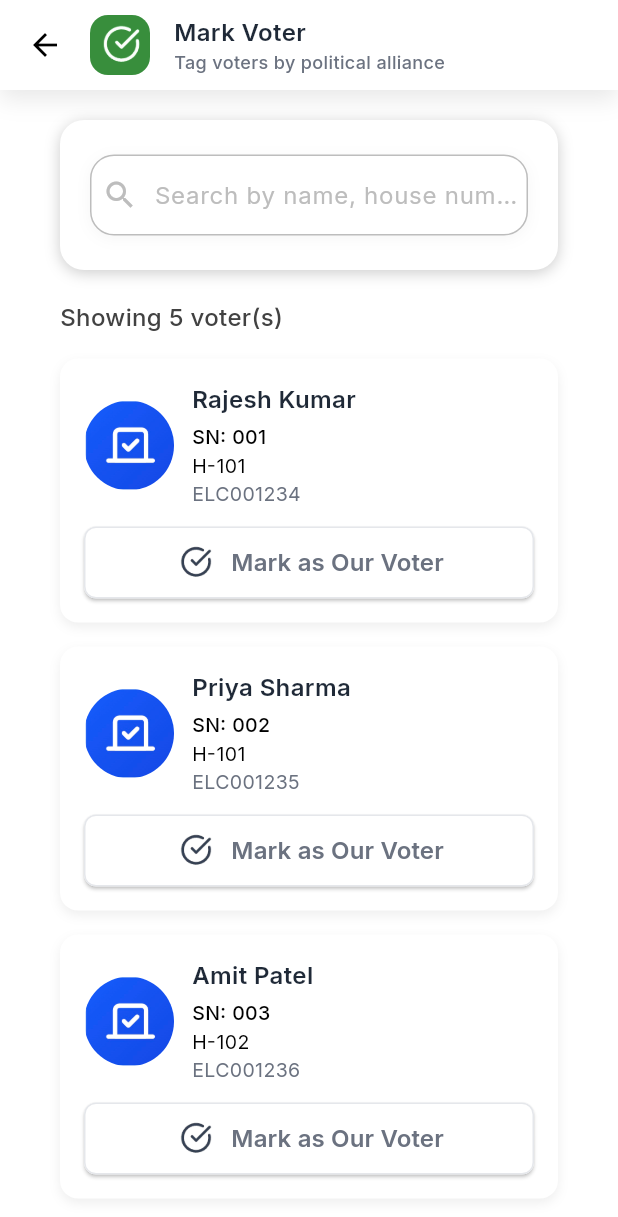
After one commit to Albin2420/Election-Managment, a Flutter app: the MarkVoterScreen screen opened directly, on a phone screen of 412 x 824 dp. The commit adds this screen. Shown: the top 1217 px of the screen. Run offline on Flutter 3.47's test engine with Material 3 defaults, Android fonts, the phone set to English and light mode, and no system bars; our stand-ins replace dartz, dio, flutter_easyloading, flutter_secure_storage, fluttertoast, get and 2 more; accounts and stored records are empty; network calls fail.

Commit message:
addedd amana's issue on markvoter code

```diff
--- /dev/null
+++ b/lib/src/presentation/controller/MarkVoter/mark_voter_controller.dart
@@ -0,0 +1,100 @@
+import 'package:get/get.dart';
+
+class MarkVoterController extends GetxController {
+  final voters = <VoterData>[
+    VoterData(
+      id: '001',
+      name: 'Rajesh Kumar',
+      serialNumber: '001',
+      houseNumber: 'H-101',
+      electoralId: 'ELC001234',
+      image: 'assets/images/rajesh.png',
+      isMarked: false,
+    ),
+    VoterData(
+      id: '002',
+      name: 'Priya Sharma',
+      serialNumber: '002',
+      houseNumber: 'H-101',
+      electoralId: 'ELC001235',
+      image: 'assets/images/priya.png',
+      isMarked: false,
+    ),
+    VoterData(
+      id: '003',
+      name: 'Amit Patel',
+      serialNumber: '003',
+      houseNumber: 'H-102',
+      electoralId: 'ELC001236',
+      image: 'assets/images/amit.png',
+      isMarked: false,
+    ),
+    VoterData(
+      id: '004',
+      name: 'Sunita Devi',
+      serialNumber: '004',
+      houseNumber: 'H-103',
+      electoralId: 'ELC001237',
+      image: 'assets/images/sunita.png',
+      isMarked: false,
+    ),
+    VoterData(
+      id: '005',
+      name: 'Vikram Singh',
+      serialNumber: '005',
+      houseNumber: 'H-104',
+      electoralId: 'ELC001238',
+      image: 'assets/images/vikram.png',
+      isMarked: false,
+    ),
+  ].obs;
+
+  final searchQuery = ''.obs;
+
+  List<VoterData> get filteredVoters {
+    if (searchQuery.value.isEmpty) {
+      return voters;
+    }
+    return voters
+        .where((voter) =>
+    voter.name.toLowerCase().contains(searchQuery.value.toLowerCase()) ||
+        voter.houseNumber.toLowerCase().contains(searchQuery.value.toLowerCase()))
+        .toList();
+  }
+
+  void updateSearchQuery(String query) {
+    searchQuery.value = query;
+  }
+
+  void toggleVoterMark(String voterId) {
+    final index = voters.indexWhere((voter) => voter.id == voterId);
+    if (index != -1) {
+      voters[index].isMarked.value = !voters[index].isMarked.value;
+      voters.refresh();
+    }
+  }
+
+  int get markedVotersCount {
+    return voters.where((voter) => voter.isMarked.value).length;
+  }
+}
+
+class VoterData {
+  final String id;
+  final String name;
+  final String serialNumber;
+  final String houseNumber;
+  final String electoralId;
+  final String image;
+  final RxBool isMarked;
+
+  VoterData({
+    required this.id,
+    required this.name,
+    required this.serialNumber,
+    required this.houseNumber,
+    required this.electoralId,
+    required this.image,
+    required bool isMarked,
+  }) : isMarked = RxBool(isMarked);
+}
--- a/lib/src/presentation/screens/Homescreen/home_screen.dart
+++ b/lib/src/presentation/screens/Homescreen/home_screen.dart
@@ -1,6 +1,7 @@
-import 'dart:developer';
 import 'package:election_management/src/presentation/controller/home/home_controller.dart';
 import 'package:election_management/src/presentation/screens/Addnewvoter/add_new_voter.dart';
+import 'package:election_management/src/presentation/screens/MarkVoter/mark_voter_screen.dart';
+import 'package:election_management/src/presentation/screens/SearchVoter/search_voter.dart';
 import 'package:flutter/material.dart';
 import 'package:get/get.dart';
 import 'package:google_fonts/google_fonts.dart';
@@ -84,7 +85,9 @@ class HomeScreen extends StatelessWidget {
                             iconBgColor: Color(0xFF00C853),
                             title: 'Mark Voter',
                             subtitle: 'Tag political alliance',
-                            onTap: () {},
+                            onTap: () {
+                              Get.to(() => MarkVoterScreen());
+                            },
                           ),
                         ),
                         const SizedBox(height: 16),
@@ -96,7 +99,9 @@ class HomeScreen extends StatelessWidget {
                             iconBgColor: Color(0xFFD946EF),
                             title: 'Search Voter',
                             subtitle: 'Find voter details',
-                            onTap: () {},
+                            onTap: () {
+                              Get.to(() => SearchVoterPage());
+                            },
                           ),
                         ),
                         const SizedBox(height: 16),
--- /dev/null
+++ b/lib/src/presentation/screens/MarkVoter/mark_voter_screen.dart
@@ -0,0 +1,76 @@
+import 'package:flutter/material.dart';
+import 'package:get/get.dart';
+import 'package:google_fonts/google_fonts.dart';
+import '../../controller/MarkVoter/mark_voter_controller.dart';
+import '../../widgets/MarkVoter/mark_voter_header.dart';
+import '../../widgets/MarkVoter/voter_card.dart';
+import '../../widgets/MarkVoter/search_field.dart';
+import '../../widgets/MarkVoter/go_home_button.dart';
+
+class MarkVoterScreen extends StatelessWidget {
+  const MarkVoterScreen({super.key});
+
+  @override
+  Widget build(BuildContext context) {
+    final controller = Get.put(MarkVoterController());
+
+    return Scaffold(
+      backgroundColor: const Color(0xFFFFFFFF),
+      body: SafeArea(
+        child: Column(
+          children: [
+            Expanded(
+              child: SingleChildScrollView(
+                child: Column(
+                  children: [
+                    const MarkVoterHeader(),
+                    Padding(
+                      padding: const EdgeInsets.symmetric(
+                        horizontal: 40,
+                        vertical: 20,
+                      ),
+                      child: Column(
+                        children: [
+                          const SearchField(),
+                          const SizedBox(height: 20),
+                          Obx(() {
+                            final filteredVoters = controller.filteredVoters;
+                            return Column(
+                              crossAxisAlignment: CrossAxisAlignment.start,
+                              children: [
+                                Text(
+                                  'Showing ${filteredVoters.length} voter(s)',
+                                  style: GoogleFonts.inter(
+                                    fontSize: 16,
+                                    fontWeight: FontWeight.w500,
+                                    color: Colors.grey[800],
+                                  ),
+                                ),
+                                const SizedBox(height: 16),
+                                ...filteredVoters
+                                    .map(
+                                      (voter) => Padding(
+                                        padding: const EdgeInsets.only(
+                                          bottom: 16,
+                                        ),
+                                        child: VoterCard(voter: voter),
+                                      ),
+                                    )
+                                    .toList(),
+                              ],
+                            );
+                          }),
+                        ],
+                      ),
+                    ),
+                    const GoHomeButton(),
+                  ],
+                ),
+              ),
+            ),
+          ],
+        ),
+      ),
+    );
+  }
+}
--- /dev/null
+++ b/lib/src/presentation/widgets/MarkVoter/go_home_button.dart
@@ -0,0 +1,69 @@
+import 'dart:developer';
+import 'package:flutter/material.dart';
+import 'package:get/get.dart';
+import 'package:google_fonts/google_fonts.dart';
+
+class GoHomeButton extends StatelessWidget {
+  const GoHomeButton({super.key});
+
+  @override
+  Widget build(BuildContext context) {
+    return Container(
+      padding: const EdgeInsets.symmetric(horizontal: 16, vertical: 10),
+      decoration: BoxDecoration(
+        border: const Border(
+          top: BorderSide(color: Color(0xFFE0E0E0), width: 1),
+        ),
+        color: Colors.white,
+        boxShadow: [
+          BoxShadow(
+            color: Colors.black.withOpacity(0.28),
+            blurRadius: 12,
+            offset: const Offset(0, 6),
+          ),
+        ],
+      ),
+      child: Align(
+        alignment: Alignment.center,
+        child: ConstrainedBox(
+          constraints: const BoxConstraints(
+            maxWidth: 200,
+            minHeight: 56,
+          ),
+          child: ElevatedButton(
+            onPressed: () {
+              log("go to home button clicked");
+              Get.back();
+            },
+            style: ElevatedButton.styleFrom(
+              backgroundColor: const Color(0xFF2F5DFE),
+              shape: RoundedRectangleBorder(
+                borderRadius: BorderRadius.circular(12),
+              ),
+              elevation: 0,
+            ),
+            child: Row(
+              mainAxisAlignment: MainAxisAlignment.center,
+              children: [
+                Image.asset(
+                  'assets/images/home.png',
+                  width: 45,
+                  height: 45,
+                  color: Colors.white,
+                ),
+                Text(
+                  'Go to Home',
+                  style: GoogleFonts.inter(
+                    fontSize: 18,
+                    fontWeight: FontWeight.w600,
+                    color: Colors.white,
+                  ),
+                ),
+              ],
+            ),
+          ),
+        ),
+      ),
+    );
+  }
+}
--- /dev/null
+++ b/lib/src/presentation/widgets/MarkVoter/mark_voter_header.dart
@@ -0,0 +1,97 @@
+import 'package:flutter/material.dart';
+import 'package:google_fonts/google_fonts.dart';
+import 'package:get/get.dart';
+
+class MarkVoterHeader extends StatelessWidget {
+  const MarkVoterHeader({super.key});
+
+  @override
+  Widget build(BuildContext context) {
+    return Row(
+      mainAxisAlignment: MainAxisAlignment.spaceBetween,
+      children: [
+        Expanded(
+          child: Container(
+            padding: const EdgeInsets.symmetric(horizontal: 10, vertical: 10),
+            decoration: BoxDecoration(
+              color: Colors.white,
+              boxShadow: [
+                BoxShadow(
+                  color: Colors.black.withOpacity(0.09),
+                  blurRadius: 12,
+                  offset: const Offset(0, 6),
+                ),
+              ],
+            ),
+            child: Row(
+              children: [
+                // Back Button
+                GestureDetector(
+                  onTap: () => Get.back(),
+                  child: Container(
+                    padding: const EdgeInsets.all(8),
+                    child: const Icon(Icons.arrow_back, color: Colors.black),
+                  ),
+                ),
+
+                const SizedBox(width: 10),
+
+                // Icon Box
+                Container(
+                  width: 40,
+                  height: 40,
+                  decoration: BoxDecoration(
+                    // color: const Color(0xFF00C853),
+                    color: Colors.green[700],
+                    borderRadius: BorderRadius.circular(12),
+                  ),
+                  child: Container(
+                    width: 30,
+                    height: 30,
+                    padding: const EdgeInsets.all(14),
+                    decoration: BoxDecoration(
+                      borderRadius: BorderRadius.circular(12),
+                      image: const DecorationImage(
+                        image: AssetImage('assets/images/round_tick.png'),
+                        fit: BoxFit.contain,
+                      ),
+                    ),
+                  ),
+                ),
+
+                const SizedBox(width: 16),
+
+                // Title & Subtitle
+                Expanded(
+                  child: Column(
+                    crossAxisAlignment: CrossAxisAlignment.start,
+                    children: [
+                      Text(
+                        'Mark Voter',
+                        overflow: TextOverflow.ellipsis,
+                        style: GoogleFonts.inter(
+                          fontSize: 16,
+                          fontWeight: FontWeight.w600,
+                          color: const Color(0xFF1F2937),
+                        ),
+                      ),
+                      Text(
+                        'Tag voters by political alliance',
+                        overflow: TextOverflow.ellipsis,
+                        style: GoogleFonts.inter(
+                          fontSize: 12,
+                          fontWeight: FontWeight.w500,
+                          color: const Color(0xFF6B7280),
+                        ),
+                      ),
+                    ],
+                  ),
+                ),
+              ],
+            ),
+          ),
+        ),
+      ],
+    );
+  }
+}
--- /dev/null
+++ b/lib/src/presentation/widgets/MarkVoter/search_field.dart
@@ -0,0 +1,79 @@
+import 'package:flutter/material.dart';
+import 'package:get/get.dart';
+import 'package:google_fonts/google_fonts.dart';
+import '../../controller/MarkVoter/mark_voter_controller.dart';
+
+class SearchField extends StatelessWidget {
+  const SearchField({super.key});
+
+  @override
+  Widget build(BuildContext context) {
+    final controller = Get.find<MarkVoterController>();
+
+    return Container(
+      width: double.infinity,
+      height: 100,
+      decoration: BoxDecoration(
+        color: Colors.white,
+        borderRadius: BorderRadius.circular(16),
+        boxShadow: [
+          BoxShadow(
+            color: Colors.black54.withOpacity(0.2),
+            blurRadius: 8,
+            offset: const Offset(0, 2),
+          ),
+        ],
+      ),
+      child: Center(
+        child: Padding(
+          padding: const EdgeInsets.symmetric(vertical: 8,horizontal: 20),
+          child: Container(
+            width: double.infinity,
+            child: Container(
+              decoration: BoxDecoration(
+                color: Colors.white,
+                  border: Border.all(color: Colors.grey.shade400, width: 1),
+                borderRadius: BorderRadius.circular(16),
+                boxShadow: [
+                  BoxShadow(
+                    color: Colors.grey.withOpacity(0.1),
+                    blurRadius: 8,
+                    offset: const Offset(0, 2),
+                  ),
+                ],
+              ),
+              child: TextField(
+                onChanged: controller.updateSearchQuery,
+                decoration: InputDecoration(
+                  prefixIcon: Padding(
+                    padding: const EdgeInsets.only(left: 7, right: 7),
+                    child: Icon(
+                      Icons.search,
+                      size: 24,
+                      color: Colors.grey.shade400,
+                    ),
+                  ),
+                  prefixIconConstraints: const BoxConstraints(
+                    minWidth: 0,
+                    minHeight: 0,
+                  ),
+                  hintText: "Search by name, house number",
+                  hintStyle: GoogleFonts.inter(
+                    fontSize: 16,
+                    fontWeight: FontWeight.w400,
+                    color: Colors.grey.shade400,
+                  ),
+                  border: InputBorder.none,
+                  contentPadding: const EdgeInsets.symmetric(
+                    vertical: 14,
+                    horizontal: 0,
+                  ),
+                ),
+              ),
+            ),
+          ),
+        ),
+      ),
+    );
+  }
+}
--- /dev/null
+++ b/lib/src/presentation/widgets/MarkVoter/voter_card.dart
@@ -0,0 +1,139 @@
+import 'package:flutter/material.dart';
+import 'package:get/get.dart';
+import 'package:google_fonts/google_fonts.dart';
+import '../../controller/MarkVoter/mark_voter_controller.dart';
+
+class VoterCard extends StatelessWidget {
+  final VoterData voter;
+
+  const VoterCard({super.key, required this.voter});
+
+  @override
+  Widget build(BuildContext context) {
+    final controller = Get.find<MarkVoterController>();
+
+    return Container(
+      decoration: BoxDecoration(
+        color: Colors.white,
+        borderRadius: BorderRadius.circular(12),
+        boxShadow: [
+          BoxShadow(
+            color: Colors.grey.shade200,
+            blurRadius: 6,
+            offset: const Offset(0, 3),
+          ),
+        ],
+      ),
+      child: Padding(
+        padding: const EdgeInsets.all(16),
+        child: Column(
+          children: [
+            Row(
+              children: [
+                ClipRRect(
+                  borderRadius: BorderRadius.circular(50),
+                  child: Image.asset(
+                    "assets/images/tick_mark.png",
+                    width: 60,
+                    height: 60,
+                    fit: BoxFit.cover,
+                  ),
+                ),
+                const SizedBox(width: 12),
+                Expanded(
+                  child: Column(
+                    crossAxisAlignment: CrossAxisAlignment.start,
+                    children: [
+                      Text(
+                        voter.name,
+                        style: GoogleFonts.inter(
+                          fontSize: 16,
+                          fontWeight: FontWeight.w600,
+                          color: const Color(0xFF1F2937),
+                        ),
+                      ),
+                      const SizedBox(height: 4),
+                      Text(
+                        'SN: ${voter.serialNumber}',
+                        style: GoogleFonts.inter(
+                          fontSize: 13,
+                          fontWeight: FontWeight.w500,
+                          color: Colors.black,
+                        ),
+                      ),
+                      Text(
+                        voter.houseNumber,
+                        style: GoogleFonts.inter(
+                          fontSize: 13,
+                          fontWeight: FontWeight.w400,
+                          color: Colors.black,
+                        ),
+                      ),
+                      Text(
+                        voter.electoralId,
+                        style: GoogleFonts.inter(
+                          fontSize: 13,
+                          fontWeight: FontWeight.w400,
+                          color: const Color(0xFF6B7280),
+                        ),
+                      ),
+                    ],
+                  ),
+                ),
+              ],
+            ),
+            const SizedBox(height: 12),
+            Obx(
+              () => SizedBox(
+                width: double.infinity,
+                height: 48,
+                child: ElevatedButton(
+                  onPressed: () => controller.toggleVoterMark(voter.id),
+                  style: ElevatedButton.styleFrom(
+                    backgroundColor: voter.isMarked.value
+                        ? const Color(0xFF00C853)
+                        : Colors.white,
+                    shape: RoundedRectangleBorder(
+                      borderRadius: BorderRadius.circular(8),
+                      side: BorderSide(
+                        color: voter.isMarked.value
+                            ? const Color(0xFF00C853)
+                            : const Color(0xFFE5E7EB),
+                      ),
+                    ),
+                  ),
+                  child: Row(
+                    mainAxisAlignment: MainAxisAlignment.center,
+                    children: [
+                      Image.asset(
+                        voter.isMarked.value
+                            ? 'assets/images/thumbsup.png'
+                            : 'assets/images/round_tick_grey.png',
+                        width: 30,
+                        height: 30,
+                        color: voter.isMarked.value ? Colors.white : null,
+                      ),
+                      const SizedBox(width: 8),
+                      Text(
+                        voter.isMarked.value
+                            ? 'Our Voter'
+                            : 'Mark as Our Voter',
+                        style: GoogleFonts.inter(
+                          fontSize: 16,
+                          fontWeight: FontWeight.w600,
+                          color: voter.isMarked.value
+                              ? Colors.white
+                              : const Color(0xFF6B7280),
+                        ),
+                      ),
+                    ],
+                  ),
+                ),
+              ),
+            ),
+          ],
+        ),
+      ),
+    );
+  }
+}
```
Also changed, not shown: assets/images/round_tick_grey.png (added), assets/images/thumbsup.png (added).
